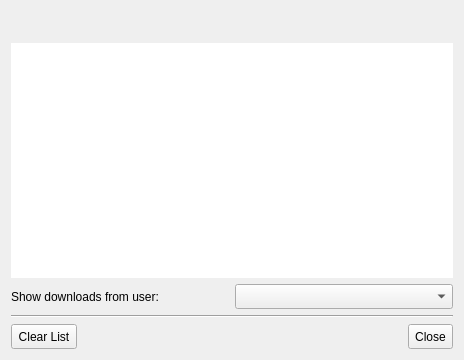
This is lmc/src/transferwindow.ui in MariusDec/Lan-Messenger as Qt 5 draws it before an edit. The edited form follows.
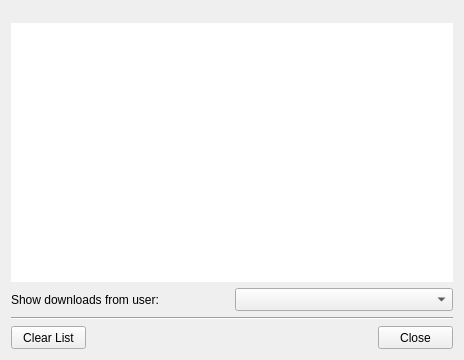
This is the edited form. Custom widgets are drawn as their Qt base class.

The edit to the form file:
```diff
--- a/lmc/src/transferwindow.ui
+++ b/lmc/src/transferwindow.ui
@@ -15,20 +15,8 @@
   </property>
   <layout class="QGridLayout" name="gridLayout">
    <item row="0" column="0" colspan="2">
-    <widget class="QWidget" name="widgetToolBar" native="true">
-     <property name="minimumSize">
-      <size>
-       <width>0</width>
-       <height>26</height>
-      </size>
-     </property>
-     <property name="maximumSize">
-      <size>
-       <width>16777215</width>
-       <height>26</height>
-      </size>
-     </property>
-     <layout class="QHBoxLayout" name="widgetToolbar_layout">
+    <widget class="QWidget" name="widgetToolBarContainer" native="true">
+     <layout class="QHBoxLayout" name="widgetToolBarContainer_layout">
       <property name="spacing">
        <number>0</number>
       </property>
@@ -44,21 +32,39 @@
       <property name="bottomMargin">
        <number>0</number>
       </property>
+      <item alignment="Qt::AlignLeft">
+       <widget class="QWidget" name="widgetToolBar" native="true">
+        <layout class="QHBoxLayout" name="widgetToolbar_layout">
+         <property name="leftMargin">
+          <number>3</number>
+         </property>
+         <property name="topMargin">
+          <number>3</number>
+         </property>
+         <property name="rightMargin">
+          <number>3</number>
+         </property>
+         <property name="bottomMargin">
+          <number>3</number>
+         </property>
+        </layout>
+       </widget>
+      </item>
      </layout>
     </widget>
    </item>
    <item row="5" column="1" alignment="Qt::AlignRight">
     <widget class="ThemedButton" name="buttonClose">
      <property name="sizePolicy">
-      <sizepolicy hsizetype="Preferred" vsizetype="Preferred">
+      <sizepolicy hsizetype="Preferred" vsizetype="Fixed">
        <horstretch>0</horstretch>
        <verstretch>0</verstretch>
       </sizepolicy>
      </property>
      <property name="minimumSize">
       <size>
-       <width>0</width>
-       <height>25</height>
+       <width>75</width>
+       <height>23</height>
       </size>
      </property>
      <property name="text">
@@ -69,15 +75,15 @@
    <item row="5" column="0" alignment="Qt::AlignLeft">
     <widget class="ThemedButton" name="buttonClear">
      <property name="sizePolicy">
-      <sizepolicy hsizetype="Preferred" vsizetype="Preferred">
+      <sizepolicy hsizetype="Preferred" vsizetype="Fixed">
        <horstretch>0</horstretch>
        <verstretch>0</verstretch>
       </sizepolicy>
      </property>
      <property name="minimumSize">
       <size>
-       <width>0</width>
-       <height>25</height>
+       <width>75</width>
+       <height>23</height>
       </size>
      </property>
      <property name="text">
@@ -104,7 +110,7 @@
      <property name="minimumSize">
       <size>
        <width>0</width>
-       <height>25</height>
+       <height>23</height>
       </size>
      </property>
     </widget>
```
